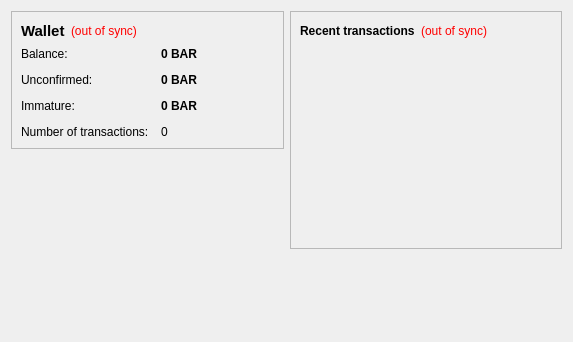
Olliecad1/Olliecoin, file src/qt/forms/overviewpage.ui: the form before one commit.
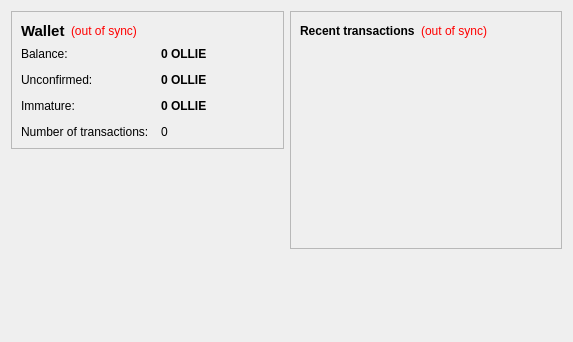
The form after the commit.

```diff
--- a/src/qt/forms/overviewpage.ui
+++ b/src/qt/forms/overviewpage.ui
@@ -105,7 +105,7 @@
              <string>Your current balance</string>
             </property>
             <property name="text">
-             <string notr="true">0 BAR</string>
+             <string notr="true">0 OLLIE</string>
             </property>
             <property name="textInteractionFlags">
              <set>Qt::LinksAccessibleByMouse|Qt::TextSelectableByKeyboard|Qt::TextSelectableByMouse</set>
@@ -134,7 +134,7 @@
              <string>Total of transactions that have yet to be confirmed, and do not yet count toward the current balance</string>
             </property>
             <property name="text">
-             <string notr="true">0 BAR</string>
+             <string notr="true">0 OLLIE</string>
             </property>
             <property name="textInteractionFlags">
              <set>Qt::LinksAccessibleByMouse|Qt::TextSelectableByKeyboard|Qt::TextSelectableByMouse</set>
@@ -177,7 +177,7 @@
              <string>Mined balance that has not yet matured</string>
             </property>
             <property name="text">
-             <string notr="true">0 BAR</string>
+             <string notr="true">0 OLLIE</string>
             </property>
             <property name="textInteractionFlags">
              <set>Qt::LinksAccessibleByMouse|Qt::TextSelectableByKeyboard|Qt::TextSelectableByMouse</set>
```
Left out of the diff: 4 changed lines with no effect on the pictures.
